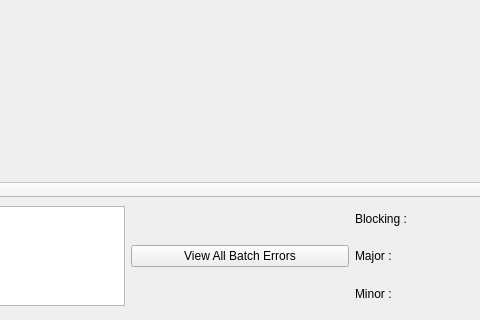
First picture: the form in namalysator/w_structview.ui, repository phungthomas/Namalysator, before the edit; both pictures show x 386 to 866 and y 580 to 900 of the 1194 by 900 pixel window.
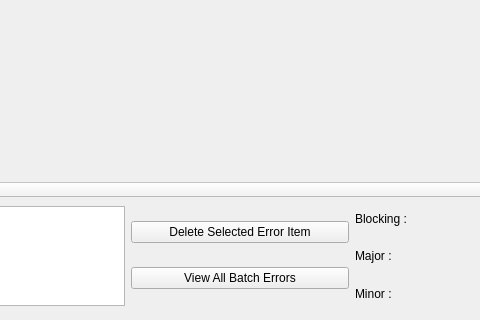
Second picture: the form after the edit.

Commit message: delete of error : stay problem of generate picture

Diff of the .ui file:
```diff
--- a/namalysator/w_structview.ui
+++ b/namalysator/w_structview.ui
@@ -315,11 +315,22 @@
       </widget>
      </item>
      <item>
+      <layout class="QVBoxLayout" name="verticalLayout_6">
+       <item>
+        <widget class="QPushButton" name="btnDeleteSelectedItem">
+         <property name="text">
+          <string>Delete Selected Error Item</string>
+         </property>
+        </widget>
+       </item>
+       <item>
       <widget class="QPushButton" name="btnViewHtml">
        <property name="text">
         <string>View All Batch Errors</string>
        </property>
       </widget>
+       </item>
+      </layout>
      </item>
      <item>
       <layout class="QVBoxLayout" name="verticalLayout_4">
```
Lines whose indentation alone changed are shown as unchanged. The commit also changes 5 other files.
